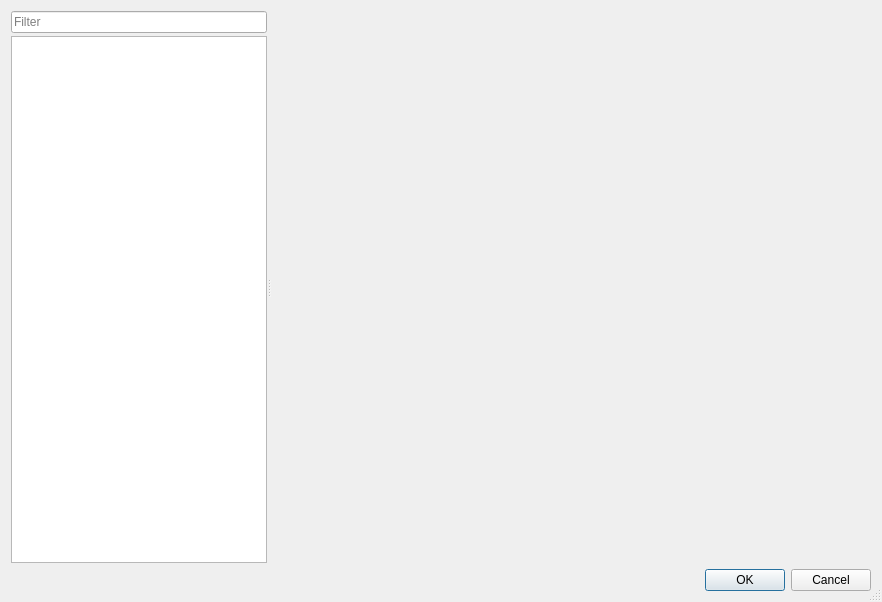
This is Plugins/org.mitk.gui.qt.application/src/QmitkPreferencesDialog.ui in MITK/MITK as Qt 5 draws it before an edit. The edited form follows.
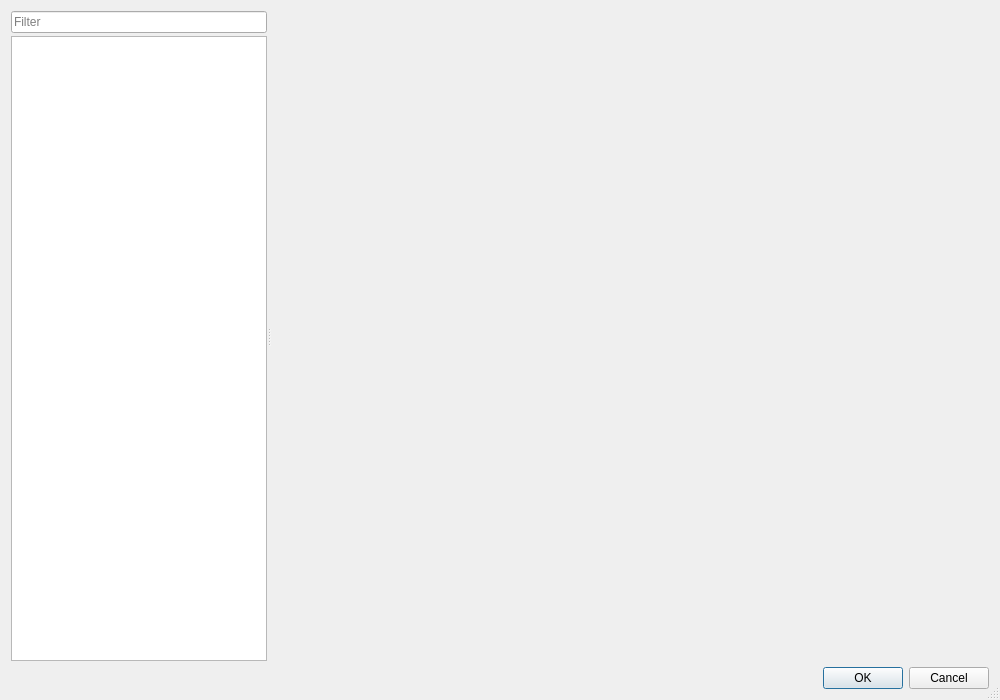
This is the edited form. Icons and pictures are not drawn. Custom widgets are drawn as their Qt base class.

Commit message:
Enlarge and remember the preferences dialog
The preferences dialog always opened at a fixed 878x602 and never
remembered manual resizing. Raise the default size to 1000x700 and
persist the dialog geometry and the last selected page across
sessions via the application preferences.

On open, restore the geometry and reselect the remembered page. If
that page no longer exists (or none was stored yet), fall back to the
default selection. An explicit page request still takes precedence.

What changed in the file:
```diff
--- a/Plugins/org.mitk.gui.qt.application/src/QmitkPreferencesDialog.ui
+++ b/Plugins/org.mitk.gui.qt.application/src/QmitkPreferencesDialog.ui
@@ -6,8 +6,8 @@
    <rect>
     <x>0</x>
     <y>0</y>
-    <width>878</width>
-    <height>602</height>
+    <width>1000</width>
+    <height>700</height>
    </rect>
   </property>
   <property name="windowTitle">
```
The commit also changes 2 other files.
